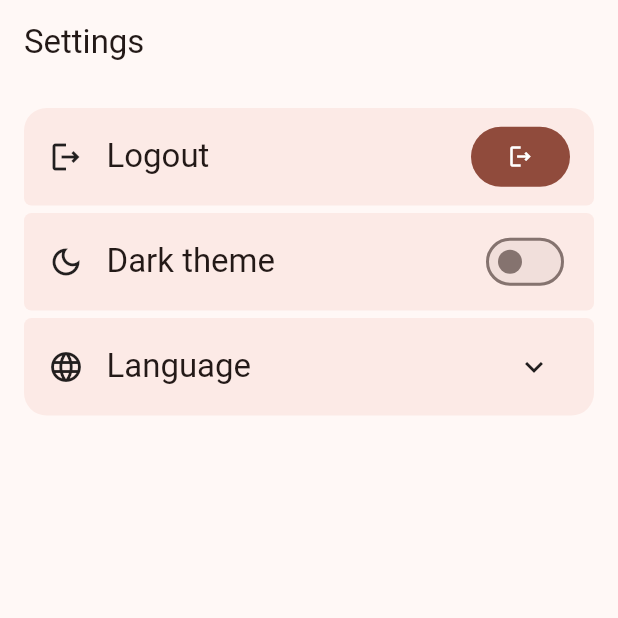
After one commit to nikklaud/QuestBoard, a Flutter app: the SettingsPage screen opened by its route, on a phone screen of 412 x 824 dp, the top half of it. The commit adds this screen. Run offline on Flutter 3.47's test engine with Material 3 defaults, Android fonts, the phone set to English and light mode, and no system bars; our stand-ins replace cloud_firestore, equatable, firebase_auth, firebase_core, flutter_bloc, get_it and 3 more; accounts and stored records are empty; generated files the repository leaves out were written again.

Commit message:
add settings screen and theme select feature

```diff
--- a/lib/auth/data/repo/auth_repo.dart
+++ b/lib/auth/data/repo/auth_repo.dart
@@ -6,8 +6,10 @@ import 'package:quest_board/auth/data/repo/abstract_auth_repo.dart';
 import 'package:talker_flutter/talker_flutter.dart';
 
 class AuthRepo implements AbstractAuthRepo {
-  final FirebaseAuth _firebaseAuth = FirebaseAuth.instance;
-  final FirebaseFirestore _firebaseFirestore = FirebaseFirestore.instance;
+  final FirebaseAuth _firebaseAuth;
+  final FirebaseFirestore _firebaseFirestore;
+
+  AuthRepo({required this._firebaseAuth, required this._firebaseFirestore});
 
   @override
   Future<AppUser> login({
--- a/lib/auth/view/login_page.dart
+++ b/lib/auth/view/login_page.dart
@@ -3,6 +3,7 @@ import 'package:flutter_bloc/flutter_bloc.dart';
 import 'package:get_it/get_it.dart';
 import 'package:go_router/go_router.dart';
 import 'package:quest_board/auth/bloc/auth_bloc.dart';
+import 'package:quest_board/settings/cubit/theme_cubit.dart';
 import 'package:talker_flutter/talker_flutter.dart';
 
 class LoginPage extends StatefulWidget {
@@ -28,7 +29,25 @@ class _LoginPageState extends State<LoginPage> {
   @override
   Widget build(BuildContext context) {
     final theme = Theme.of(context);
+    bool isDarkTheme =
+        context.watch<ThemeCubit>().state.brightness == Brightness.dark;
     return Scaffold(
+      appBar: AppBar(
+        actions: [
+          IconButton(
+            onPressed: () {
+              context.read<ThemeCubit>().setThemeBrightness(
+                isDarkTheme ? Brightness.light : Brightness.dark,
+              );
+            },
+            icon: Icon(
+              isDarkTheme
+                  ? Icons.light_mode_outlined
+                  : Icons.dark_mode_outlined,
+            ),
+          ),
+        ],
+      ),
       body: SafeArea(
         child: Center(
           child: SingleChildScrollView(
--- a/lib/auth/view/registration_page.dart
+++ b/lib/auth/view/registration_page.dart
@@ -3,6 +3,7 @@ import 'package:flutter_bloc/flutter_bloc.dart';
 import 'package:get_it/get_it.dart';
 import 'package:go_router/go_router.dart';
 import 'package:quest_board/auth/bloc/auth_bloc.dart';
+import 'package:quest_board/settings/cubit/theme_cubit.dart';
 import 'package:talker_flutter/talker_flutter.dart';
 
 class RegistrationPage extends StatefulWidget {
@@ -32,7 +33,25 @@ class _RegistrationPageState extends State<RegistrationPage> {
   @override
   Widget build(BuildContext context) {
     final theme = Theme.of(context);
+    bool isDarkTheme =
+        context.watch<ThemeCubit>().state.brightness == Brightness.dark;
     return Scaffold(
+      appBar: AppBar(
+        actions: [
+          IconButton(
+            onPressed: () {
+              context.read<ThemeCubit>().setThemeBrightness(
+                isDarkTheme ? Brightness.light : Brightness.dark,
+              );
+            },
+            icon: Icon(
+              isDarkTheme
+                  ? Icons.light_mode_outlined
+                  : Icons.dark_mode_outlined,
+            ),
+          ),
+        ],
+      ),
       body: SafeArea(
         child: Center(
           child: SingleChildScrollView(
--- a/lib/router.dart
+++ b/lib/router.dart
@@ -2,9 +2,10 @@ import 'package:go_router/go_router.dart';
 import 'package:quest_board/auth/view/login_page.dart';
 import 'package:quest_board/auth/view/registration_page.dart';
 import 'package:quest_board/campaign_list/view/campaign_list_page.dart';
+import 'package:quest_board/settings/view/settings_page.dart';
 
 final GoRouter runtimeRouter = GoRouter(
-  initialLocation: '/login',
+  initialLocation: '/',
   routes: [
     GoRoute(
       path: '/',
@@ -21,5 +22,10 @@ final GoRouter runtimeRouter = GoRouter(
       name: 'login',
       builder: (context, state) => const LoginPage(),
     ),
+    GoRoute(
+      path: '/settings',
+      name: 'settings',
+      builder: (context, state) => const SettingsPage(),
+    ),
   ],
 );
--- /dev/null
+++ b/lib/settings/cubit/theme_cubit.dart
@@ -0,0 +1,30 @@
+import 'package:flutter/material.dart';
+import 'package:flutter_bloc/flutter_bloc.dart';
+import 'package:equatable/equatable.dart';
+import 'package:get_it/get_it.dart';
+import 'package:quest_board/settings/data/repo/abstract_settings_repo.dart';
+import 'package:talker_flutter/talker_flutter.dart';
+
+part 'theme_state.dart';
+
+class ThemeCubit extends Cubit<ThemeState> {
+  ThemeCubit({required this._settingsRepo})
+    : super(ThemeState(brightness: Brightness.light)) {
+    _checkCurrentTheme();
+  }
+
+  final AbstractSettingsRepo _settingsRepo;
+
+  Future<void> setThemeBrightness(Brightness brightness) async {
+    emit(ThemeState(brightness: brightness));
+    await _settingsRepo.setDarkThemeSelected(brightness == Brightness.dark);
+    GetIt.I<Talker>().debug('Save theme settings');
+  }
+
+  void _checkCurrentTheme() {
+    final brightness = _settingsRepo.isDarkThemeSelected()
+        ? Brightness.dark
+        : Brightness.light;
+    emit(ThemeState(brightness: brightness));
+  }
+}
--- /dev/null
+++ b/lib/settings/cubit/theme_state.dart
@@ -0,0 +1,10 @@
+part of 'theme_cubit.dart';
+
+class ThemeState extends Equatable {
+  const ThemeState({required this.brightness});
+
+  final Brightness brightness;
+
+  @override
+  List<Object> get props => [brightness];
+}
--- /dev/null
+++ b/lib/settings/data/repo/abstract_settings_repo.dart
@@ -0,0 +1,4 @@
+abstract class AbstractSettingsRepo {
+  bool isDarkThemeSelected();
+  Future<void> setDarkThemeSelected(bool selected);
+}
--- /dev/null
+++ b/lib/settings/view/settings_page.dart
@@ -0,0 +1,141 @@
+import 'package:flutter/material.dart';
+import 'package:flutter_bloc/flutter_bloc.dart';
+import 'package:get_it/get_it.dart';
+import 'package:go_router/go_router.dart';
+import 'package:quest_board/auth/bloc/auth_bloc.dart';
+import 'package:quest_board/settings/cubit/theme_cubit.dart';
+import 'package:talker_flutter/talker_flutter.dart';
+
+class SettingsPage extends StatefulWidget {
+  const SettingsPage({super.key});
+
+  @override
+  State<SettingsPage> createState() => _SettingsPageState();
+}
+
+class _SettingsPageState extends State<SettingsPage> {
+  @override
+  Widget build(BuildContext context) {
+    final theme = Theme.of(context);
+    final isDarkTheme =
+        context.watch<ThemeCubit>().state.brightness == Brightness.dark;
+    return Scaffold(
+      appBar: AppBar(title: Text('Settings')),
+      body: SafeArea(
+        child: Padding(
+          padding: const EdgeInsets.all(16.0),
+          child: Column(
+            children: [
+              Container(
+                height: 65,
+                padding: const EdgeInsets.symmetric(
+                  horizontal: 16.0,
+                  vertical: 12.0,
+                ),
+                decoration: BoxDecoration(
+                  color: theme.colorScheme.surfaceContainer,
+                  borderRadius: BorderRadius.only(
+                    topLeft: Radius.circular(15),
+                    topRight: Radius.circular(15),
+                    bottomLeft: Radius.circular(5),
+                    bottomRight: Radius.circular(5),
+                  ),
+                ),
+                child: Row(
+                  children: [
+                    Icon(Icons.logout_outlined),
+                    const SizedBox(width: 15),
+                    Expanded(
+                      child: Text('Logout', style: theme.textTheme.titleLarge),
+                    ),
+                    BlocListener<AuthBloc, AuthBlocState>(
+                      listener: (context, state) {
+                        if (state is AuthUnauthenticated) {
+                          GetIt.I<Talker>().debug('Logout');
+                          context.goNamed('login');
+                        }
+                      },
+                      child: FilledButton(
+                        onPressed: () {
+                          context.read<AuthBloc>().add(LogoutRequest());
+                        },
+                        child: Icon(Icons.logout_outlined),
+                      ),
+                    ),
+                  ],
+                ),
+              ),
+              const SizedBox(height: 5),
+              Container(
+                height: 65,
+                padding: const EdgeInsets.symmetric(
+                  horizontal: 16.0,
+                  vertical: 12.0,
+                ),
+                decoration: BoxDecoration(
+                  color: theme.colorScheme.surfaceContainer,
+                  borderRadius: BorderRadius.all(Radius.circular(5)),
+                ),
+                child: Row(
+                  children: [
+                    Icon(Icons.dark_mode_outlined),
+                    const SizedBox(width: 15),
+                    Expanded(
+                      child: Text(
+                        'Dark theme',
+                        style: theme.textTheme.titleLarge,
+                      ),
+                    ),
+                    Switch(
+                      value: isDarkTheme,
+                      onChanged: (value) {
+                        context.read<ThemeCubit>().setThemeBrightness(
+                          value ? Brightness.dark : Brightness.light,
+                        );
+                      },
+                    ),
+                  ],
+                ),
+              ),
+              const SizedBox(height: 5),
+              Container(
+                height: 65,
+                padding: const EdgeInsets.symmetric(
+                  horizontal: 16.0,
+                  vertical: 12.0,
+                ),
+                decoration: BoxDecoration(
+                  color: theme.colorScheme.surfaceContainer,
+                  borderRadius: BorderRadius.only(
+                    topLeft: Radius.circular(5),
+                    topRight: Radius.circular(5),
+                    bottomLeft: Radius.circular(15),
+                    bottomRight: Radius.circular(15),
+                  ),
+                ),
+                child: Row(
+                  children: [
+                    Icon(Icons.language_outlined),
+                    const SizedBox(width: 15),
+                    Expanded(
+                      child: Text(
+                        'Language',
+                        style: theme.textTheme.titleLarge,
+                      ),
+                    ),
+                    PopupMenuButton(
+                      icon: Icon(Icons.keyboard_arrow_down_outlined),
+                      itemBuilder: (context) => [
+                        PopupMenuItem(child: Text('English')),
+                      ],
+                    ),
+                  ],
+                ),
+              ),
+            ],
+          ),
+        ),
+      ),
+    );
+  }
+}
--- /dev/null
+++ b/lib/theme/theme.dart
@@ -0,0 +1,13 @@
+import 'package:flutter/material.dart';
+
+const primaryColor = Color(0xFFFFA18C);
+
+final lightTheme = ThemeData(
+  colorScheme: .fromSeed(seedColor: primaryColor, brightness: Brightness.light),
+  useMaterial3: true,
+);
+
+final darkTheme = ThemeData(
+  colorScheme: .fromSeed(seedColor: primaryColor, brightness: Brightness.dark),
+  useMaterial3: true,
+);
--- a/pubspec.yaml
+++ b/pubspec.yaml
@@ -38,6 +38,7 @@ dependencies:
   talker_flutter: ^5.1.17
   get_it: ^9.2.1
   equatable: ^2.0.8
+  shared_preferences: ^2.5.5
 
   # The following adds the Cupertino Icons font to your application.
   # Use with the CupertinoIcons class for iOS style icons.
```
Also changed, not shown: lib/campaign_list/view/campaign_list_page.dart (+11 -16 lines), lib/main.dart (+34 -11 lines), lib/settings/data/repo/settings_repo.dart (added, +21 -0 lines), pubspec.lock.
